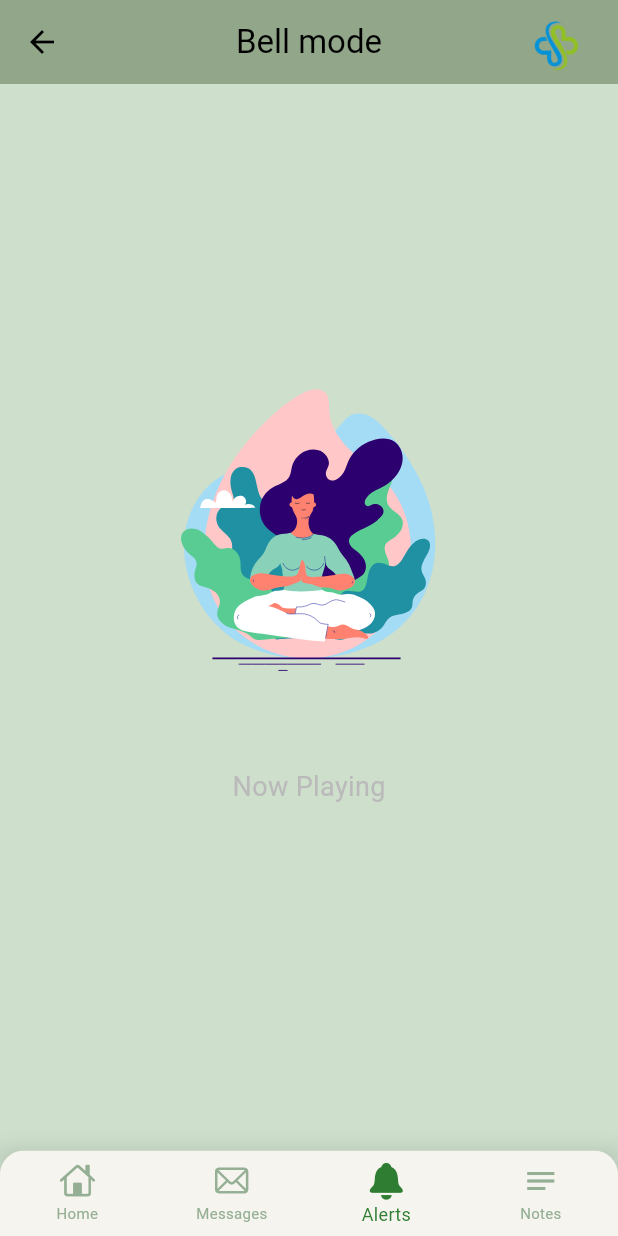
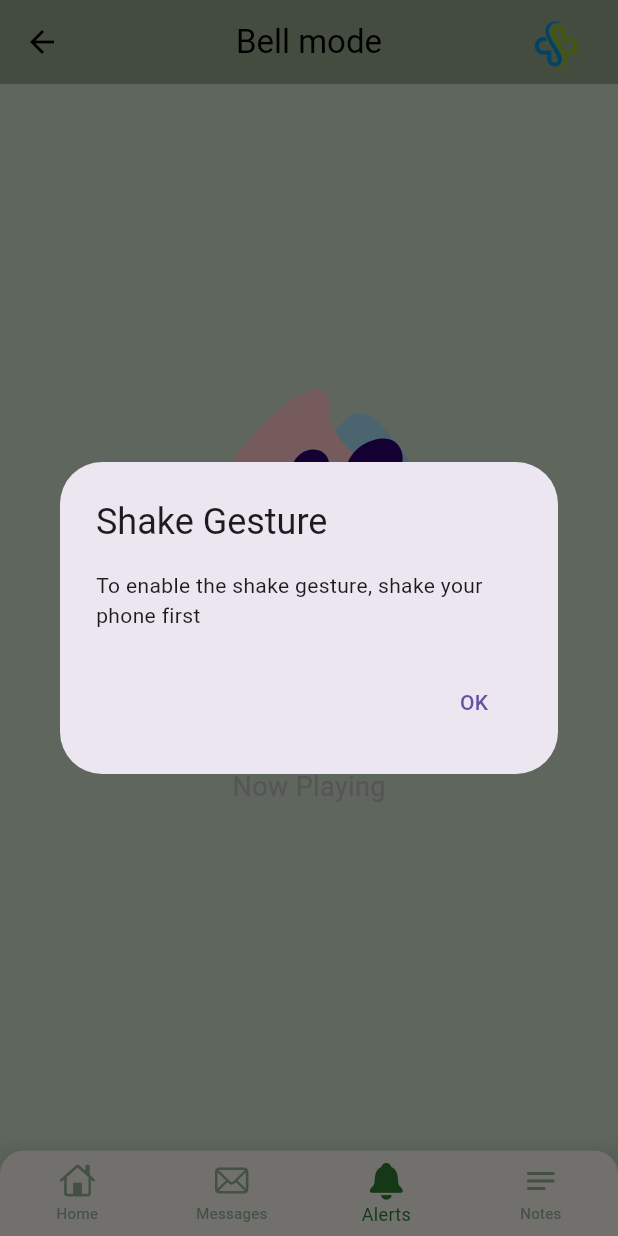
Before and after one commit to CenturyTuna115/serenity_final, a Flutter app: the Emergencymode screen opened directly, on a phone screen of 412 x 824 dp. Run offline on Flutter 3.47's test engine with Material 3 defaults, Android fonts, the light colour scheme and no system bars; our stand-ins replace audioplayers, contacts_service, file_picker, firebase_auth, firebase_core, firebase_database and 10 more; missing offline and left inert: agora_rtc_engine, flutter_sound, telephony; accounts and stored records are empty.

Commit message:
added pop up for gesture

```diff
--- a/serenity_mobile/lib/screens/emergencymode.dart
+++ b/serenity_mobile/lib/screens/emergencymode.dart
@@ -43,6 +43,31 @@ class _EmergencymodeState extends State<Emergencymode> {
     _loadSelectedAudio();
     _requestSmsPermission();
     _initForegroundService();
+
+    WidgetsBinding.instance.addPostFrameCallback((_) async {
+      final prefs = await SharedPreferences.getInstance();
+      bool firstTime = prefs.getBool('emergency_mode_first_time') ?? true;
+
+      if (firstTime && mounted) {
+        showDialog(
+          context: context,
+          builder: (context) => AlertDialog(
+            title: Text('Shake Gesture'),
+            content:
+                Text('To enable the shake gesture, shake your phone first'),
+            actions: [
+              TextButton(
+                onPressed: () {
+                  Navigator.of(context).pop();
+                  prefs.setBool('emergency_mode_first_time', false);
+                },
+                child: Text('OK'),
+              ),
+            ],
+          ),
+        );
+      }
+    });
     try {
       _subscription = accelerometerEvents.listen((AccelerometerEvent event) {
         double deltaX = (event.x - _lastX).abs();
--- a/serenity_mobile/lib/screens/user_questionnaire.dart
+++ b/serenity_mobile/lib/screens/user_questionnaire.dart
@@ -372,8 +372,7 @@ class _UserQuestionnaireState extends State<UserQuestionnaire> {
           title: const Text("Well done!"),
           content: const Text(
             "Thank you for answering the initial questionnaire(s). "
-            "This helps greatly in diagnosing your condition(s). "
-            "Have a great day!",
+            "This data will be used upon diagnosing your condition.",
           ),
           actions: [
             TextButton(
```
